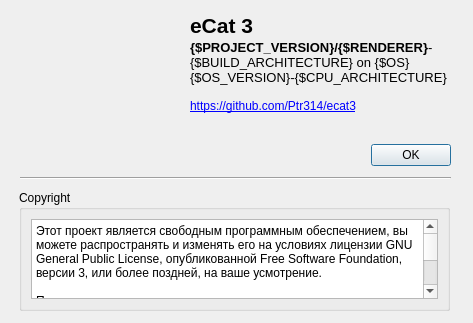
Old version of the form src/dialogs/aboutdlg.ui in the repository Ptr314/ecat3.
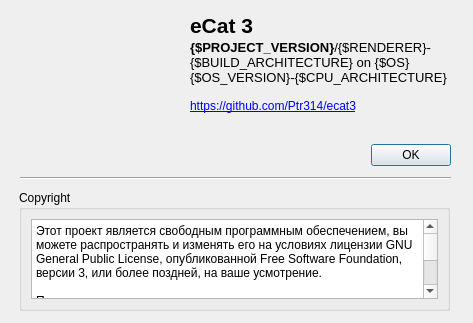
New version of the form. Icons and pictures are not drawn.

The edit to the form file:
```diff
--- a/src/dialogs/aboutdlg.ui
+++ b/src/dialogs/aboutdlg.ui
@@ -125,7 +125,7 @@
     </rect>
    </property>
    <property name="text">
-    <string notr="true">&lt;html&gt;&lt;head/&gt;&lt;body&gt;&lt;p&gt;&lt;span style=&quot; font-size:10pt; font-weight:700;&quot;&gt;{$PROJECT_VERSION}/{$RENDERER}&lt;/span&gt;&lt;span style=&quot; font-size:10pt;&quot;&gt;-{$BUILD_ARCHITECTURE} on {$OS} {$OS_VERSION}-{$CPU_ARCHITECTURE}&lt;br/&gt;&lt;/span&gt;&lt;br/&gt;&lt;a href=&quot;https://github.com/Ptr314/ecat3&quot;&gt;&lt;span style=&quot; text-decoration: underline; color:#0000ff;&quot;&gt;https://github.com/Ptr314/ecat3&lt;br/&gt;&lt;br/&gt;&lt;/span&gt;&lt;/a&gt;&lt;a href=&quot;https://emuverse.ru&quot;&gt;&lt;span style=&quot; text-decoration: underline; color:#0000ff;&quot;&gt;https://emuverse.ru&lt;/span&gt;&lt;/a&gt;&lt;/p&gt;&lt;/body&gt;&lt;/html&gt;</string>
+    <string notr="true">&lt;html&gt;&lt;head/&gt;&lt;body&gt;&lt;p&gt;&lt;span style=&quot; font-size:10pt; font-weight:700;&quot;&gt;{$PROJECT_VERSION}&lt;/span&gt;&lt;span style=&quot; font-size:10pt;&quot;&gt;/{$RENDERER}-{$BUILD_ARCHITECTURE} on {$OS} {$OS_VERSION}-{$CPU_ARCHITECTURE}&lt;br/&gt;&lt;/span&gt;&lt;br/&gt;&lt;a href=&quot;https://github.com/Ptr314/ecat3&quot;&gt;&lt;span style=&quot; text-decoration: underline; color:#0000ff;&quot;&gt;https://github.com/Ptr314/ecat3&lt;br/&gt;&lt;br/&gt;&lt;/span&gt;&lt;/a&gt;&lt;a href=&quot;https://emuverse.ru&quot;&gt;&lt;span style=&quot; text-decoration: underline; color:#0000ff;&quot;&gt;https://emuverse.ru&lt;/span&gt;&lt;/a&gt;&lt;/p&gt;&lt;/body&gt;&lt;/html&gt;</string>
    </property>
    <property name="alignment">
     <set>Qt::AlignmentFlag::AlignLeading|Qt::AlignmentFlag::AlignLeft|Qt::AlignmentFlag::AlignTop</set>
```
